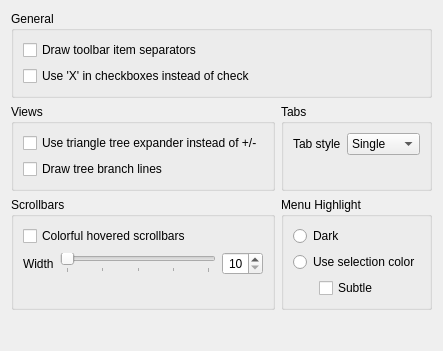
This is kstyles/oxygen/config/oxygenconf.ui in KDE/kde-runtime as Qt 5 draws it before an edit. The edited form follows.
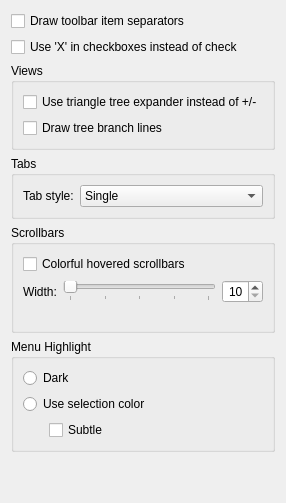
This is the edited form.

```diff
--- a/kstyles/oxygen/config/oxygenconf.ui
+++ b/kstyles/oxygen/config/oxygenconf.ui
@@ -2,24 +2,10 @@
 <ui version="4.0">
  <class>OxygenConfigDialog</class>
  <widget class="QWidget" name="OxygenConfigDialog">
-  <property name="geometry">
-   <rect>
-    <x>0</x>
-    <y>0</y>
-    <width>439</width>
-    <height>351</height>
-   </rect>
-  </property>
   <property name="windowTitle">
    <string>Dialog</string>
   </property>
-  <layout class="QGridLayout" name="gridLayout_2">
-   <item row="0" column="0" colspan="2">
-    <widget class="QGroupBox" name="groupGeneral">
-     <property name="title">
-      <string>General</string>
-     </property>
-     <layout class="QVBoxLayout" name="verticalLayout_3">
+  <layout class="QVBoxLayout" name="verticalLayout">
       <item>
        <widget class="QCheckBox" name="_toolBarDrawItemSeparator">
         <property name="text">
@@ -34,10 +20,7 @@
         </property>
        </widget>
       </item>
-     </layout>
-    </widget>
-   </item>
-   <item row="1" column="0">
+   <item>
     <widget class="QGroupBox" name="groupView">
      <property name="title">
       <string>Views</string>
@@ -60,7 +43,7 @@
      </layout>
     </widget>
    </item>
-   <item row="1" column="1">
+   <item>
     <widget class="QGroupBox" name="groupBox">
      <property name="title">
       <string>Tabs</string>
@@ -69,7 +52,7 @@
       <item row="0" column="0">
        <widget class="QLabel" name="label_2">
         <property name="text">
-         <string>Tab style</string>
+         <string>Tab style:</string>
         </property>
        </widget>
       </item>
@@ -96,7 +79,7 @@
      </layout>
     </widget>
    </item>
-   <item row="2" column="0">
+   <item>
     <widget class="QGroupBox" name="groupScrollBar">
      <property name="title">
       <string>Scrollbars</string>
@@ -125,7 +108,7 @@
       <item row="1" column="0">
        <widget class="QLabel" name="label">
         <property name="text">
-         <string>Width</string>
+         <string>Width:</string>
         </property>
        </widget>
       </item>
@@ -171,7 +154,7 @@
      <zorder>_scrollBarWidth</zorder>
     </widget>
    </item>
-   <item row="2" column="1">
+   <item>
     <widget class="QGroupBox" name="groupMenu">
      <property name="title">
       <string>Menu Highlight</string>
@@ -226,7 +209,7 @@
      <zorder>_menuHighlightSubtle</zorder>
     </widget>
    </item>
-   <item row="3" column="0" colspan="2">
+   <item>
     <spacer name="verticalSpacer">
      <property name="orientation">
       <enum>Qt::Vertical</enum>
```
Left out of the diff: 7 changed lines with no effect on the pictures. Lines whose indentation alone changed are shown as unchanged.
